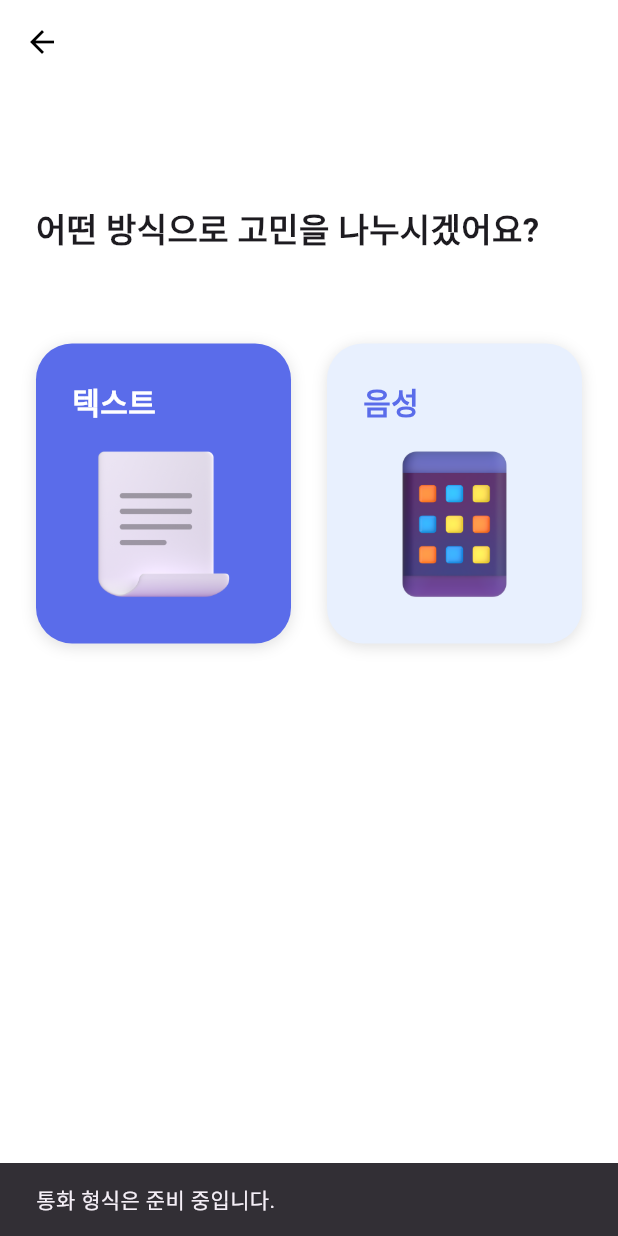
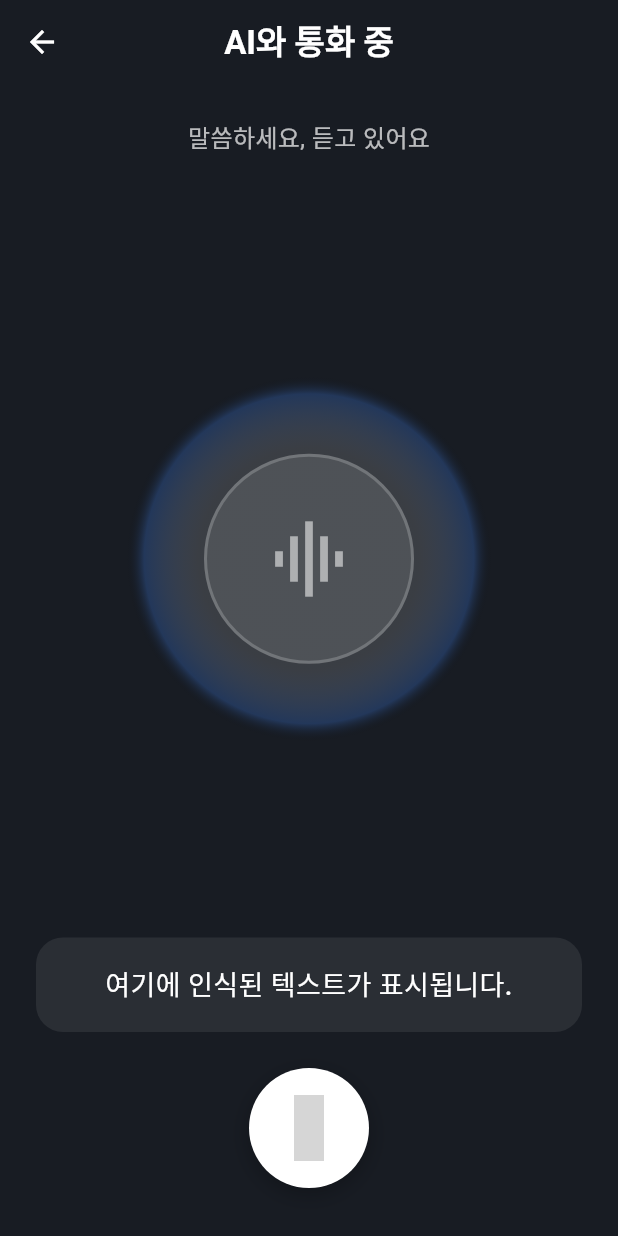
Before and after one commit to baby-quokka/Ailee, a Flutter app: the ContentsScreen screen opened directly with sample values from the repository, after a tap on "음성", on a phone screen of 412 x 824 dp. Run offline on Flutter 3.47's test engine with Material 3 defaults, Android fonts, the phone set to English and light mode, and no system bars; our stand-ins replace flutter_spinkit, image_picker, material_symbols_icons, shared_preferences, speech_to_text; accounts and stored records are empty; network calls fail; Roboto replaces fonts that are missing (Pretendard); grey boxes are pictures that could not be loaded.

Commit message:
add voice_screen.dart (음성 통화 화면)

```diff
--- a/lib/screens/contents_screen.dart
+++ b/lib/screens/contents_screen.dart
@@ -4,6 +4,7 @@ import 'package:flutter_spinkit/flutter_spinkit.dart';
 import '../models/chat_bot.dart';
 import '../providers/chat_provider.dart';
 import 'workflow_screen.dart';
+import 'voice_screen.dart';
 
 class ContentsScreen extends StatefulWidget {
   final ChatBot bot;
@@ -83,8 +84,10 @@ class _ContentsScreenState extends State<ContentsScreen> {
                       color: const Color(0xFFE8F0FE),
                       textColor: const Color(0xFF5A6CEA),
                       onTap: _isLoading ? null : () {
-                        ScaffoldMessenger.of(context).showSnackBar(
-                          const SnackBar(content: Text('통화 형식은 준비 중입니다.')),
+                        Navigator.of(context).push(
+                          MaterialPageRoute(
+                            builder: (_) => const VoiceScreen(),
+                          ),
                         );
                       },
                     ),
--- /dev/null
+++ b/lib/screens/voice_screen.dart
@@ -0,0 +1,202 @@
+import 'package:flutter/material.dart';
+import 'package:speech_to_text/speech_to_text.dart' as stt;
+import 'package:flutter_spinkit/flutter_spinkit.dart';
+import 'package:material_symbols_icons/symbols.dart';
+
+
+class VoiceScreen extends StatefulWidget {
+  const VoiceScreen({Key? key}) : super(key: key);
+
+  @override
+  State<VoiceScreen> createState() => _VoiceScreenState();
+}
+
+class _VoiceScreenState extends State<VoiceScreen> with SingleTickerProviderStateMixin {
+  late stt.SpeechToText _speech;
+  bool _isListening = false;
+  String _text = '';
+  late AnimationController _controller;
+  bool _isLoading = false;
+
+  @override
+  void initState() {
+    super.initState();
+    _speech = stt.SpeechToText();
+    _controller = AnimationController(
+      vsync: this,
+      duration: const Duration(seconds: 2),
+    )..repeat(reverse: true);
+  }
+
+  @override
+  void dispose() {
+    _controller.dispose();
+    super.dispose();
+  }
+
+  Future<void> _listen() async {
+    if (!_isListening) {
+      setState(() => _isLoading = true);
+      await Future.delayed(const Duration(milliseconds: 100));
+      try {
+        bool available = await _speech.initialize();
+        if (available) {
+          setState(() {
+            _isListening = true;
+            _isLoading = false;
+          });
+          _speech.listen(
+            onResult: (val) => setState(() {
+              _text = val.recognizedWords;
+            }),
+            localeId: 'ko_KR',
+          );
+          _controller.repeat(reverse: true);
+        } else {
+          setState(() => _isLoading = false);
+          ScaffoldMessenger.of(context).showSnackBar(
+            SnackBar(content: Text('음성 인식 권한이 필요합니다.')),
+          );
+        }
+      } catch (e) {
+        setState(() => _isLoading = false);
+        ScaffoldMessenger.of(context).showSnackBar(
+          SnackBar(content: Text('음성 인식 오류: $e')),
+        );
+      }
+    } else {
+      setState(() => _isLoading = true);
+      await Future.delayed(const Duration(milliseconds: 100));
+      _speech.stop();
+      _controller.stop();
+      setState(() {
+        _isListening = false;
+        _isLoading = false;
+      });
+    }
+  }
+
+  @override
+  Widget build(BuildContext context) {
+    return Scaffold(
+      backgroundColor: const Color(0xFF181C23),
+      appBar: AppBar(
+        backgroundColor: Colors.transparent,
+        elevation: 0,
+        foregroundColor: Colors.white,
+        title: const Text('AI와 통화 중', style: TextStyle(fontWeight: FontWeight.w600)),
+        centerTitle: true,
+      ),
+      body: SafeArea(
+        child: Column(
+          children: [
+            const SizedBox(height: 24),
+            const Text(
+              '말씀하세요, 듣고 있어요',
+              style: TextStyle(color: Colors.white70, fontSize: 16),
+            ),
+            const SizedBox(height: 32),
+            Expanded(
+              child: Center(
+                child: AnimatedBuilder(
+                  animation: _controller,
+                  builder: (context, child) {
+                    double scale = 1 + 0.2 * _controller.value;
+                    return Container(
+                      width: 220 * scale,
+                      height: 220 * scale,
+                      decoration: BoxDecoration(
+                        shape: BoxShape.circle,
+                        gradient: RadialGradient(
+                          colors: [
+                            Colors.white.withOpacity(0.15),
+                            Colors.blueAccent.withOpacity(0.25),
+                            Colors.transparent,
+                          ],
+                          stops: const [0.6, 0.9, 1.0],
+                        ),
+                      ),
+                      child: Center(
+                        child: Container(
+                          width: 140,
+                          height: 140,
+                          decoration: BoxDecoration(
+                            shape: BoxShape.circle,
+                            color: Colors.white10,
+                            border: Border.all(
+                              color: Colors.white.withOpacity(0.2),
+                              width: 2,
+                            ),
+                          ),
+                          child: const Icon(Icons.graphic_eq, color: Colors.white54, size: 60),
+                        ),
+                      ),
+                    );
+                  },
+                ),
+              ),
+            ),
+            Padding(
+              padding: const EdgeInsets.symmetric(horizontal: 24.0, vertical: 16.0),
+              child: Container(
+                padding: const EdgeInsets.all(18),
+                decoration: BoxDecoration(
+                  color: Colors.white.withOpacity(0.08),
+                  borderRadius: BorderRadius.circular(18),
+                ),
+                width: double.infinity,
+                child: Text(
+                  _text.isEmpty ? '여기에 인식된 텍스트가 표시됩니다.' : _text,
+                  style: const TextStyle(
+                    color: Colors.white,
+                    fontSize: 18,
+                    fontWeight: FontWeight.w500,
+                  ),
+                  textAlign: TextAlign.center,
+                ),
+              ),
+            ),
+            const SizedBox(height: 8),
+            Row(
+              mainAxisAlignment: MainAxisAlignment.center,
+              children: [
+                GestureDetector(
+                  onTap: _isLoading ? null : _listen,
+                  child: Container(
+                    width: 80,
+                    height: 80,
+                    decoration: BoxDecoration(
+                      color: _isListening ? Colors.blueAccent : Colors.white,
+                      shape: BoxShape.circle,
+                      boxShadow: [
+                        BoxShadow(
+                          color: Colors.black26,
+                          blurRadius: 12,
+                          offset: Offset(0, 4),
+                        ),
+                      ],
+                    ),
+                    child: _isLoading
+                        ? const Center(
+                            child: SpinKitFadingCircle(
+                              color: Colors.black54,
+                              size: 44,
+                            ),
+                          )
+                        : Icon(
+                            _isListening ? Symbols.square : Symbols.mic,
+                            color: _isListening ? Colors.white : Colors.blueAccent,
+                            fill: 1,
+                            size: 44,
+                          ),
+                  ),
+                ),
+              ],
+            ),
+            const SizedBox(height: 32),
+          ],
+        ),
+      ),
+    );
+  }
+}
--- a/pubspec.yaml
+++ b/pubspec.yaml
@@ -42,6 +42,7 @@ dependencies:
   shared_preferences: ^2.2.2
   material_symbols_icons: ^4.2815.1
   image_picker: ^1.0.7
+  speech_to_text: ^6.6.0
 
 dev_dependencies:
   flutter_test:
```
Also changed, not shown: pubspec.lock, 4 other files.
